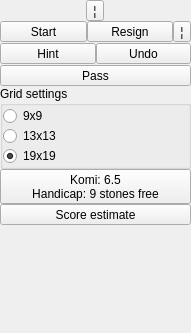
The window that qt/qtgo/qtgo/GameSettings.ui (alecs1/home) describes before a commit, drawn with Qt 5.
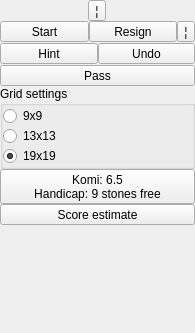
The same window after the commit.

Commit message: EOD. Minimal UI looks good, functionality is lacking.

```diff
--- a/qt/qtgo/qtgo/GameSettings.ui
+++ b/qt/qtgo/qtgo/GameSettings.ui
@@ -6,7 +6,7 @@
    <rect>
     <x>0</x>
     <y>0</y>
-    <width>191</width>
+    <width>195</width>
     <height>333</height>
    </rect>
   </property>
@@ -210,7 +210,7 @@
          <item>
           <widget class="QToolButton" name="launchButton">
            <property name="sizePolicy">
-            <sizepolicy hsizetype="MinimumExpanding" vsizetype="MinimumExpanding">
+            <sizepolicy hsizetype="MinimumExpanding" vsizetype="Preferred">
              <horstretch>0</horstretch>
              <verstretch>0</verstretch>
             </sizepolicy>
@@ -223,7 +223,7 @@
          <item>
           <widget class="QToolButton" name="finishButton">
            <property name="sizePolicy">
-            <sizepolicy hsizetype="MinimumExpanding" vsizetype="Fixed">
+            <sizepolicy hsizetype="MinimumExpanding" vsizetype="Preferred">
              <horstretch>0</horstretch>
              <verstretch>0</verstretch>
             </sizepolicy>
@@ -285,7 +285,7 @@
          <item>
           <widget class="QToolButton" name="hintButton">
            <property name="sizePolicy">
-            <sizepolicy hsizetype="MinimumExpanding" vsizetype="Fixed">
+            <sizepolicy hsizetype="MinimumExpanding" vsizetype="Preferred">
              <horstretch>0</horstretch>
              <verstretch>0</verstretch>
             </sizepolicy>
@@ -298,7 +298,7 @@
          <item>
           <widget class="QToolButton" name="undoButton">
            <property name="sizePolicy">
-            <sizepolicy hsizetype="MinimumExpanding" vsizetype="Fixed">
+            <sizepolicy hsizetype="MinimumExpanding" vsizetype="Preferred">
              <horstretch>0</horstretch>
              <verstretch>0</verstretch>
             </sizepolicy>
@@ -313,7 +313,7 @@
        <item row="5" column="0">
         <widget class="QToolButton" name="passButton">
          <property name="sizePolicy">
-          <sizepolicy hsizetype="MinimumExpanding" vsizetype="Fixed">
+          <sizepolicy hsizetype="MinimumExpanding" vsizetype="Preferred">
            <horstretch>0</horstretch>
            <verstretch>0</verstretch>
           </sizepolicy>
```
The commit also changes 6 other files.
